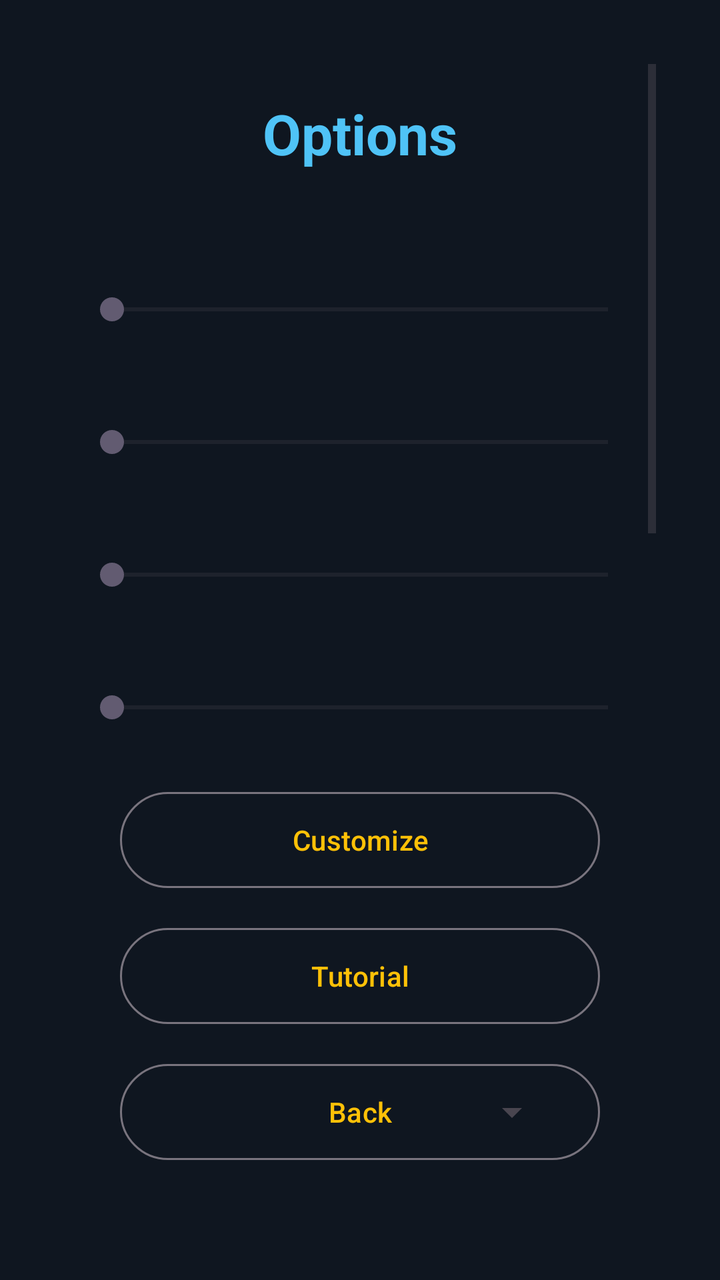
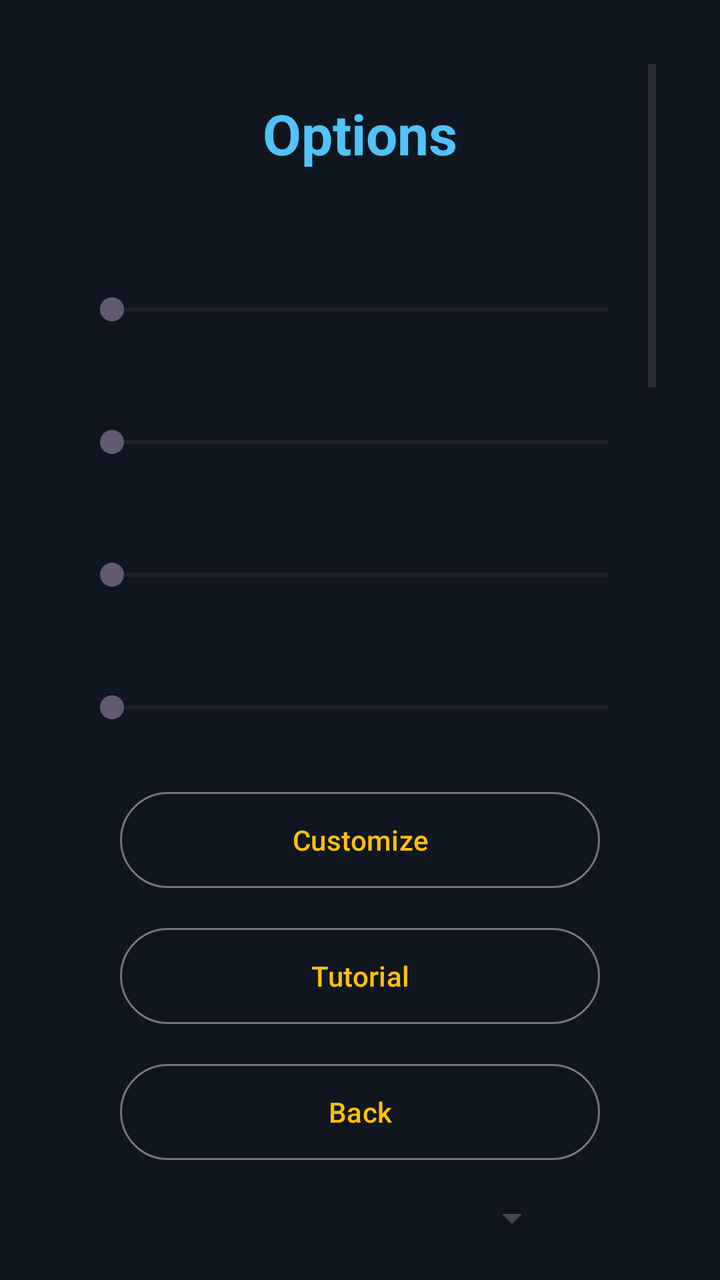

Screens rendered from an Android XML layout before and after an edit, with the pre-edit source and the edit as a unified diff.
<!-- AndroidManifest.xml: activity theme Theme.Balls -->
<!-- res/layout/activity_options.xml -->
<?xml version="1.0" encoding="utf-8"?>
<androidx.constraintlayout.widget.ConstraintLayout xmlns:android="http://schemas.android.com/apk/res/android"
    xmlns:app="http://schemas.android.com/apk/res-auto"
    android:layout_width="match_parent"
    android:layout_height="match_parent"
    android:background="@color/background_dark"
    android:padding="32dp">

    
    <ScrollView
        android:id="@+id/optionsScroll"
        android:layout_width="match_parent"
        android:layout_height="0dp"
        app:layout_constraintTop_toTopOf="parent"
        app:layout_constraintBottom_toTopOf="@id/customizeButton"
        app:layout_constraintStart_toStartOf="parent"
        app:layout_constraintEnd_toEndOf="parent">

        <LinearLayout
            android:layout_width="match_parent"
            android:layout_height="wrap_content"
            android:orientation="vertical"
            android:gravity="center_horizontal">

            <TextView
                android:id="@+id/optionsTitle"
                android:layout_width="wrap_content"
                android:layout_height="wrap_content"
                android:layout_marginTop="16dp"
                android:text="@string/menu_options"
                android:textColor="@color/player_color"
                android:textSize="28sp"
                android:textStyle="bold" />

            <TextView
                android:id="@+id/botsCountText"
                android:layout_width="wrap_content"
                android:layout_height="wrap_content"
                android:layout_marginTop="32dp"
                android:textColor="@color/hud_text"
                android:textSize="18sp" />

            <SeekBar
                android:id="@+id/botsSeekBar"
                android:layout_width="280dp"
                android:layout_height="wrap_content"
                android:layout_marginTop="4dp"
                android:max="200"
                android:min="2" />

            <TextView
                android:id="@+id/botAggressivenessText"
                android:layout_width="wrap_content"
                android:layout_height="wrap_content"
                android:layout_marginTop="20dp"
                android:textColor="@color/hud_text"
                android:textSize="18sp" />

            <SeekBar
                android:id="@+id/botAggressivenessSeekBar"
                android:layout_width="280dp"
                android:layout_height="wrap_content"
                android:layout_marginTop="4dp"
                android:max="10"
                android:min="1" />

            <TextView
                android:id="@+id/powerUpCountText"
                android:layout_width="wrap_content"
                android:layout_height="wrap_content"
                android:layout_marginTop="20dp"
                android:textColor="@color/hud_text"
                android:textSize="18sp" />

            <SeekBar
                android:id="@+id/powerUpSeekBar"
                android:layout_width="280dp"
                android:layout_height="wrap_content"
                android:layout_marginTop="4dp"
                android:max="30"
                android:min="1" />

            <TextView
                android:id="@+id/arenaSizeText"
                android:layout_width="wrap_content"
                android:layout_height="wrap_content"
                android:layout_marginTop="20dp"
                android:textColor="@color/hud_text"
                android:textSize="18sp" />

            <SeekBar
                android:id="@+id/arenaSizeSeekBar"
                android:layout_width="280dp"
                android:layout_height="wrap_content"
                android:layout_marginTop="4dp"
                android:max="3"
                android:min="0" />

            <TextView
                android:id="@+id/safeZoneShrinkSpeedText"
                android:layout_width="wrap_content"
                android:layout_height="wrap_content"
                android:layout_marginTop="20dp"
                android:textColor="@color/hud_text"
                android:textSize="18sp" />

            <SeekBar
                android:id="@+id/safeZoneShrinkSpeedSeekBar"
                android:layout_width="280dp"
                android:layout_height="wrap_content"
                android:layout_marginTop="4dp"
                android:max="10"
                android:min="1" />

            <com.google.android.material.switchmaterial.SwitchMaterial
                android:id="@+id/musicSwitch"
                android:layout_width="wrap_content"
                android:layout_height="wrap_content"
                android:layout_marginTop="28dp"
                android:text="@string/menu_music_label"
                android:textColor="@color/hud_text" />

            <TextView
                android:id="@+id/musicTrackLabel"
                android:layout_width="wrap_content"
                android:layout_height="wrap_content"
                android:layout_marginTop="16dp"
                android:text="@string/menu_music_track_label"
                android:textColor="@color/hud_text"
                android:textSize="14sp" />

            <Spinner
                android:id="@+id/musicTrackSpinner"
                android:layout_width="200dp"
                android:layout_height="wrap_content"
                android:layout_marginTop="4dp"
                android:layout_marginBottom="16dp" />

        </LinearLayout>
    </ScrollView>

    <Button
        android:id="@+id/customizeButton"
        style="?attr/materialButtonOutlinedStyle"
        android:layout_width="240dp"
        android:layout_height="56dp"
        android:layout_marginBottom="12dp"
        android:text="@string/menu_customize"
        app:layout_constraintBottom_toTopOf="@id/tutorialButton"
        app:layout_constraintStart_toStartOf="parent"
        app:layout_constraintEnd_toEndOf="parent" />

    <Button
        android:id="@+id/tutorialButton"
        style="?attr/materialButtonOutlinedStyle"
        android:layout_width="240dp"
        android:layout_height="56dp"
        android:layout_marginBottom="12dp"
        android:text="@string/menu_tutorial"
        app:layout_constraintBottom_toTopOf="@id/backButton"
        app:layout_constraintStart_toStartOf="parent"
        app:layout_constraintEnd_toEndOf="parent" />

    <Button
        android:id="@+id/backButton"
        style="?attr/materialButtonOutlinedStyle"
        android:layout_width="240dp"
        android:layout_height="56dp"
        android:layout_marginBottom="24dp"
        android:text="@string/options_back"
        app:layout_constraintBottom_toBottomOf="parent"
        app:layout_constraintStart_toStartOf="parent"
        app:layout_constraintEnd_toEndOf="parent" />

</androidx.constraintlayout.widget.ConstraintLayout>
<!-- resources referenced by this layout -->
<resources>
  <color name="background_dark">#0F1620</color>
  <color name="hud_text">#FFFFFF</color>
  <color name="player_color">#4FC3F7</color>
  <string name="menu_customize">Customize</string>
  <string name="menu_music_label">Background music</string>
  <string name="menu_music_track_label">Music track</string>
  <string name="menu_options">Options</string>
  <string name="menu_tutorial">Tutorial</string>
  <string name="options_back">Back</string>
  <style name="Theme.Balls" parent="Theme.Material3.DayNight.NoActionBar">
          <item name="colorPrimary">@color/accent</item>
          <item name="android:statusBarColor">@color/background_dark</item>
          <item name="android:windowBackground">@color/background_dark</item>
      </style>
  <color name="accent">#FFC107</color>
</resources>

<!-- the commit's change to res/layout/activity_options.xml (unified diff, before → after) -->
@@ -112,28 +112,12 @@
                 android:max="10"
                 android:min="1" />
 
-            <com.google.android.material.switchmaterial.SwitchMaterial
-                android:id="@+id/musicSwitch"
+            <include
+                android:id="@+id/soundSettingsPanel"
+                layout="@layout/sound_settings_panel"
                 android:layout_width="wrap_content"
                 android:layout_height="wrap_content"
                 android:layout_marginTop="28dp"
-                android:text="@string/menu_music_label"
-                android:textColor="@color/hud_text" />
-
-            <TextView
-                android:id="@+id/musicTrackLabel"
-                android:layout_width="wrap_content"
-                android:layout_height="wrap_content"
-                android:layout_marginTop="16dp"
-                android:text="@string/menu_music_track_label"
-                android:textColor="@color/hud_text"
-                android:textSize="14sp" />
-
-            <Spinner
-                android:id="@+id/musicTrackSpinner"
-                android:layout_width="200dp"
-                android:layout_height="wrap_content"
-                android:layout_marginTop="4dp"
                 android:layout_marginBottom="16dp" />
 
         </LinearLayout>
@@ -173,3 +157,84 @@
         app:layout_constraintEnd_toEndOf="parent" />
 
 </androidx.constraintlayout.widget.ConstraintLayout>
+<!-- res/layout/sound_settings_panel.xml (included above) -->
+<?xml version="1.0" encoding="utf-8"?>
+<LinearLayout xmlns:android="http://schemas.android.com/apk/res/android"
+    android:layout_width="wrap_content"
+    android:layout_height="wrap_content"
+    android:orientation="vertical"
+    android:gravity="center_horizontal">
+
+    <com.google.android.material.switchmaterial.SwitchMaterial
+        android:id="@+id/musicSwitch"
+        android:layout_width="wrap_content"
+        android:layout_height="wrap_content"
+        android:text="@string/menu_music_label"
+        android:textColor="@color/hud_text" />
+
+    <TextView
+        android:id="@+id/musicVolumeLabel"
+        android:layout_width="wrap_content"
+        android:layout_height="wrap_content"
+        android:layout_marginTop="12dp"
+        android:text="@string/menu_music_volume_label"
+        android:textColor="@color/hud_text"
+        android:textSize="14sp" />
+
+    <SeekBar
+        android:id="@+id/musicVolumeSeekBar"
+        android:layout_width="220dp"
+        android:layout_height="wrap_content"
+        android:layout_marginTop="4dp"
+        android:max="100"
+        android:min="0" />
+
+    <TextView
+        android:id="@+id/musicTrackLabel"
+        android:layout_width="wrap_content"
+        android:layout_height="wrap_content"
+        android:layout_marginTop="16dp"
+        android:text="@string/menu_music_track_label"
+        android:textColor="@color/hud_text"
+        android:textSize="14sp" />
+
+    <Spinner
+        android:id="@+id/musicTrackSpinner"
+        android:layout_width="200dp"
+        android:layout_height="wrap_content"
+        android:layout_marginTop="4dp" />
+
+    <com.google.android.material.switchmaterial.SwitchMaterial
+        android:id="@+id/sfxSwitch"
+        android:layout_width="wrap_content"
+        android:layout_height="wrap_content"
+        android:layout_marginTop="24dp"
+        android:text="@string/menu_sfx_label"
+        android:textColor="@color/hud_text" />
+
+    <TextView
+        android:id="@+id/sfxVolumeLabel"
+        android:layout_width="wrap_content"
+        android:layout_height="wrap_content"
+        android:layout_marginTop="12dp"
+        android:text="@string/menu_sfx_volume_label"
+        android:textColor="@color/hud_text"
+        android:textSize="14sp" />
+
+    <SeekBar
+        android:id="@+id/sfxVolumeSeekBar"
+        android:layout_width="220dp"
+        android:layout_height="wrap_content"
+        android:layout_marginTop="4dp"
+        android:max="100"
+        android:min="0" />
+
+    <com.google.android.material.switchmaterial.SwitchMaterial
+        android:id="@+id/vibrationSwitch"
+        android:layout_width="wrap_content"
+        android:layout_height="wrap_content"
+        android:layout_marginTop="24dp"
+        android:text="@string/menu_vibration_label"
+        android:textColor="@color/hud_text" />
+
+</LinearLayout>
<!-- resource entries referenced after the edit -->
@@ -6,8 +6,12 @@
   <string name="menu_customize">Customize</string>
   <string name="menu_music_label">Background music</string>
   <string name="menu_music_track_label">Music track</string>
+  <string name="menu_music_volume_label">Music volume</string>
   <string name="menu_options">Options</string>
+  <string name="menu_sfx_label">Sound effects</string>
+  <string name="menu_sfx_volume_label">Sound effects volume</string>
   <string name="menu_tutorial">Tutorial</string>
+  <string name="menu_vibration_label">Vibration</string>
   <string name="options_back">Back</string>
   <style name="Theme.Balls" parent="Theme.Material3.DayNight.NoActionBar">
           <item name="colorPrimary">@color/accent</item>
